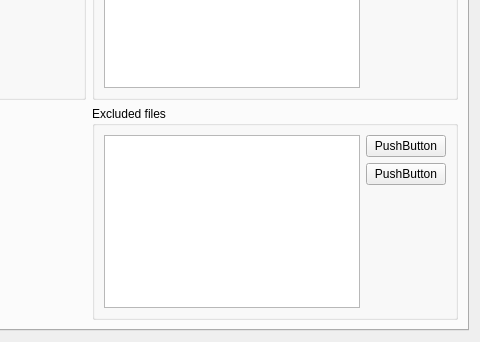
jaapgeurts/kdev-dlang, file dubmanager/src/dubpreferences.ui: the form before one commit; both pictures show x 307 to 787 and y 160 to 502 of the 787 by 502 pixel window.
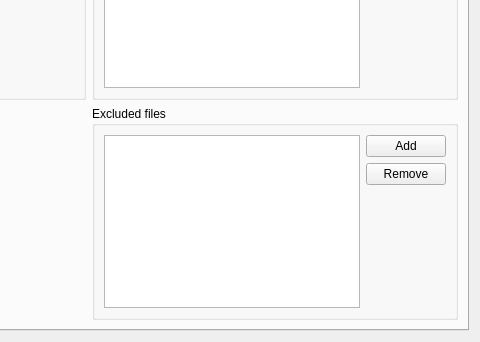
The form after the commit. The open tabs and pages were chosen to show the change.

Diff of the .ui file:
```diff
--- a/dubmanager/src/dubpreferences.ui
+++ b/dubmanager/src/dubpreferences.ui
@@ -288,14 +288,14 @@
           <item row="0" column="1">
            <widget class="QPushButton" name="pushButton">
             <property name="text">
-             <string>PushButton</string>
+             <string>Add</string>
             </property>
            </widget>
           </item>
           <item row="1" column="1">
            <widget class="QPushButton" name="pushButton_2">
             <property name="text">
-             <string>PushButton</string>
+             <string>Remove</string>
             </property>
            </widget>
           </item>
```
Left out of the diff: 16 changed lines with no effect on the pictures.
